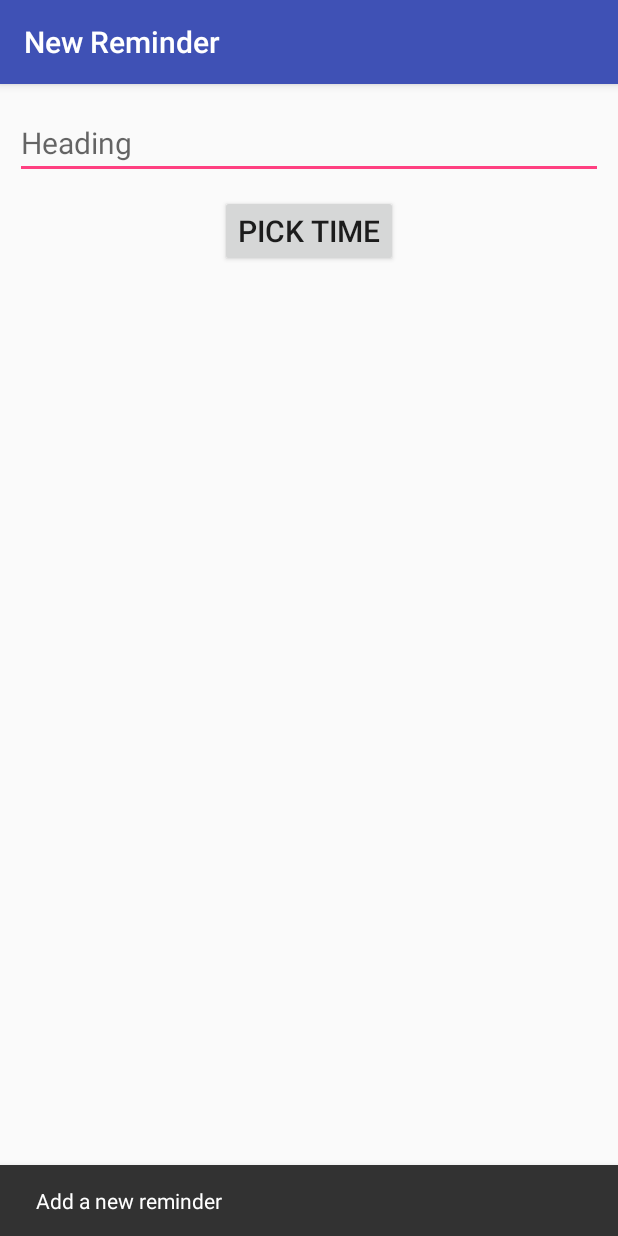
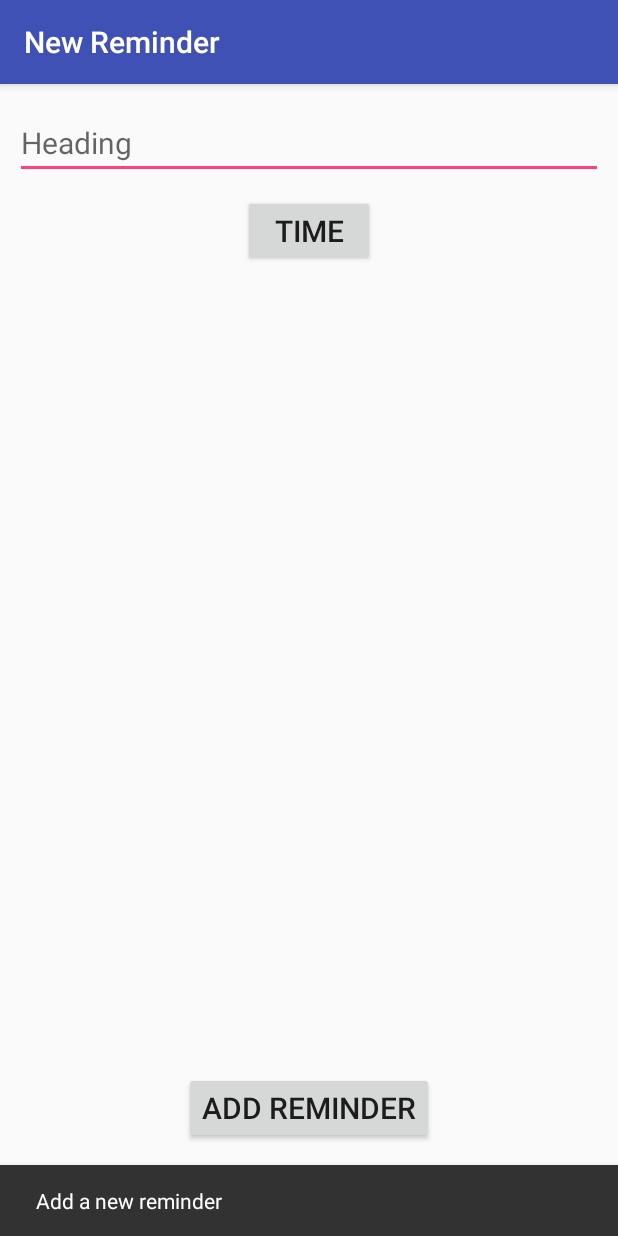
Before and after one commit to adarshme/ReminderX, an Android app: the NewReminder screen opened directly, with no data from a screen before it, on a phone screen of 412 x 824 dp. Run offline under Robolectric (Android 15) with nearby library versions, the phone set to English and light mode, and no system bars.

Commit message:
Some layout changes

```diff
--- a/app/src/main/res/layout/activity_new_reminder.xml
+++ b/app/src/main/res/layout/activity_new_reminder.xml
@@ -7,14 +7,20 @@
     tools:context=".NewReminder"
     android:orientation="vertical">
 
+    <LinearLayout
+        android:layout_width="match_parent"
+        android:layout_height="match_parent"
+        android:orientation="vertical"
+        android:layout_weight="1"
+        android:layout_marginTop="15dp">
+
         <EditText
             android:id="@+id/Heading"
             android:layout_width="match_parent"
             android:layout_height="wrap_content"
-        android:inputType="text"
+            android:inputType="textCapWords"
             android:layout_marginStart="10dp"
             android:layout_marginEnd="10dp"
-        android:layout_marginTop="15dp"
             android:layout_marginBottom="5dp"
             android:layout_gravity="center"
             android:hint="@string/RemHeadingHint"
@@ -32,3 +38,20 @@
             android:textSize="20sp"/>
 
     </LinearLayout>
+
+    <LinearLayout
+        android:layout_width="match_parent"
+        android:layout_height="match_parent"
+        android:orientation="vertical"
+        android:layout_weight="6">
+
+        <Button
+            android:layout_width="wrap_content"
+            android:layout_height="wrap_content"
+            android:layout_gravity="center"
+            android:layout_marginBottom="15dp"
+            android:text="@string/AddRem"
+            android:textSize="20sp" />
+    </LinearLayout>
+
+</LinearLayout>
--- a/app/src/main/res/values/strings.xml
+++ b/app/src/main/res/values/strings.xml
@@ -3,5 +3,6 @@
     <string name="action_settings">Settings</string>
     <string name="NewReminder">New Reminder</string>
     <string name="RemHeadingHint">Heading</string>
-    <string name="PickTime">Pick Time</string>
+    <string name="PickTime">Time</string>
+    <string name="AddRem">Add Reminder</string>
 </resources>
```
Lines whose indentation alone changed are shown as unchanged.
